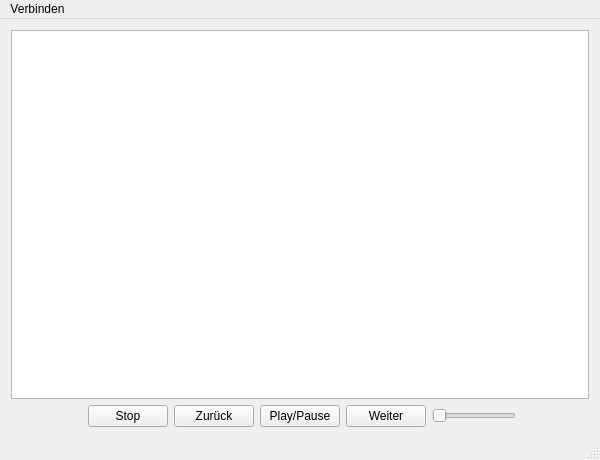
This is arkecho_player/arkecho_player/Ui/ArkEchoPlayerView.ui in ArkEcho/arkecho_player as Qt 5 draws it before an edit. The edited form follows.
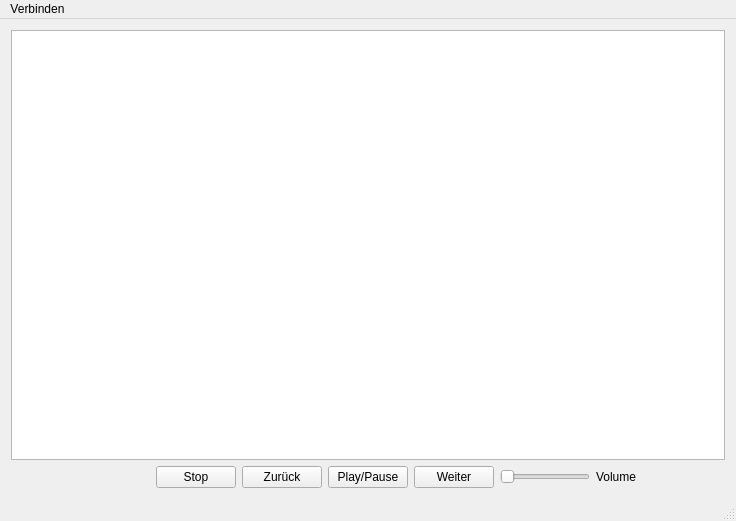
This is the edited form.

Commit message: Implemented Volume Slider

```diff
--- a/arkecho_player/arkecho_player/Ui/ArkEchoPlayerView.ui
+++ b/arkecho_player/arkecho_player/Ui/ArkEchoPlayerView.ui
@@ -6,8 +6,8 @@
    <rect>
     <x>0</x>
     <y>0</y>
-    <width>600</width>
-    <height>460</height>
+    <width>736</width>
+    <height>521</height>
    </rect>
   </property>
   <property name="windowTitle">
@@ -71,11 +71,21 @@
      <layout class="QHBoxLayout" name="horizontalLayout_3">
       <item>
        <widget class="QSlider" name="sliderVolume">
+        <property name="maximum">
+         <number>100</number>
+        </property>
         <property name="orientation">
          <enum>Qt::Horizontal</enum>
         </property>
        </widget>
       </item>
+      <item>
+       <widget class="QLabel" name="lblVolume">
+        <property name="text">
+         <string>Volume</string>
+        </property>
+       </widget>
+      </item>
       <item>
        <spacer name="horizontalSpacer_2">
         <property name="orientation">
@@ -98,7 +108,7 @@
     <rect>
      <x>0</x>
      <y>0</y>
-     <width>600</width>
+     <width>736</width>
      <height>21</height>
     </rect>
    </property>
```
The commit also changes 2 other files.
